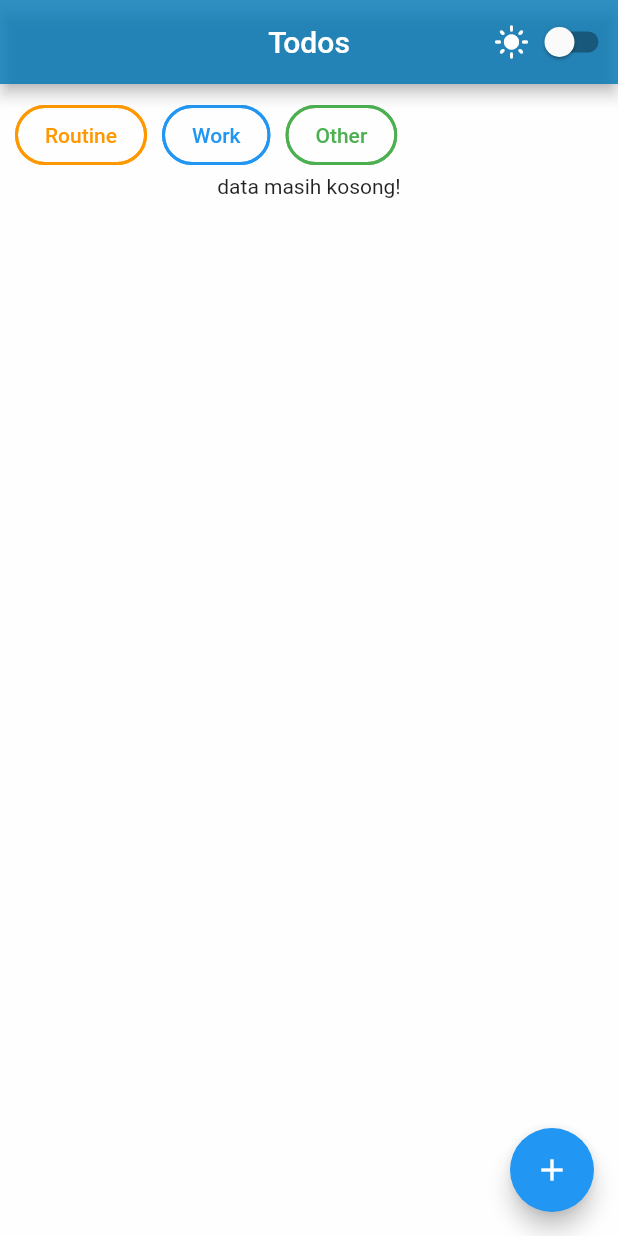
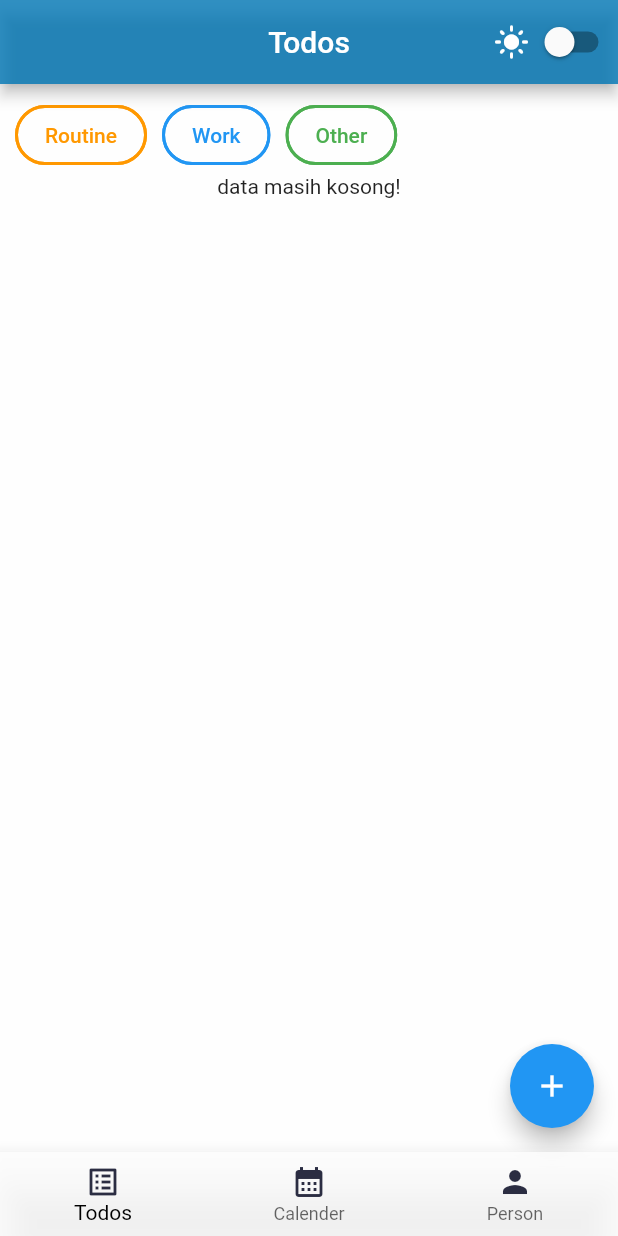
Before and after one commit to MhmmdSyahputra/TodoList-flutter, a Flutter app: the screen it shows after launch, on a phone screen of 412 x 824 dp. Run offline on Flutter 3.47's test engine with Material 2 defaults, Android fonts, the light colour scheme and no system bars; our stand-ins replace date_time_picker.

Commit message:
bottom navigation and theme bottom

```diff
--- a/lib/GlobalFunction.dart
+++ b/lib/GlobalFunction.dart
@@ -15,3 +15,11 @@
     return Color(0xcc0077b6);
   }
 }
+
+Color MyThemeBottom(bool valTheme) {
+  if (valTheme) {
+    return Color(0xff2b2d42);
+  } else {
+    return Color(0xccFFFFFF);
+  }
+}
--- a/lib/main.dart
+++ b/lib/main.dart
@@ -2,6 +2,7 @@ import 'package:flutter/material.dart';
 import 'package:todo_sort/provider/providerTheme.dart';
 import 'package:todo_sort/provider/providersTodos.dart';
 import 'package:provider/provider.dart';
+import 'package:todo_sort/views/MainMenuBottom.dart';
 import 'package:todo_sort/views/MainTodo.dart';
 import 'package:todo_sort/views/newTodo.dart';
 import 'package:todo_sort/widget/cardTodo.dart';
@@ -32,6 +33,6 @@ class MyApp extends StatelessWidget {
             theme: ThemeData(
               primaryColor: Color(0xFF4E37A9),
             ),
-            home: const TodoListScreen()));
+            home: const BottomNavMain()));
   }
 }
--- /dev/null
+++ b/lib/views/MainMenuBottom.dart
@@ -0,0 +1,110 @@
+import 'package:flutter/material.dart';
+import 'package:provider/provider.dart';
+import 'package:todo_sort/views/MainTodo.dart';
+
+import '../GlobalFunction.dart';
+import '../provider/providerTheme.dart';
+
+class BottomNavMain extends StatefulWidget {
+  const BottomNavMain({super.key});
+
+  @override
+  State<BottomNavMain> createState() => _BottomNavMainState();
+}
+
+class _BottomNavMainState extends State<BottomNavMain> {
+  int _selectedIndex = 0;
+  static const List<Widget> _widgetOptions = <Widget>[
+    Text('Todos'),
+    Text('Calender'),
+    Text('Profil'),
+  ];
+
+  void _onItemTapped(int index) {
+    setState(() {
+      _selectedIndex = index;
+    });
+  }
+
+  @override
+  Widget build(BuildContext context) {
+    final provThemeMode = Provider.of<ThemeProvider>(context).enableDarkMode;
+    final prov = Provider.of<ThemeProvider>(context);
+
+    Widget body = _widgetOptions.elementAt(_selectedIndex);
+    switch (_selectedIndex) {
+      case 0:
+        body = TodoListScreen();
+        break;
+      case 1:
+        // body = ;
+        break;
+      case 2:
+        // body = ;
+        break;
+    }
+
+    return MaterialApp(
+      debugShowCheckedModeBanner: false,
+      home: Scaffold(
+        appBar: AppBar(
+          title: Text('Todos'),
+          centerTitle: true,
+          backgroundColor: MyThemeHead(provThemeMode),
+          actions: [
+            provThemeMode ? Icon(Icons.dark_mode) : Icon(Icons.light_mode),
+            Switch(
+              value: provThemeMode,
+              activeColor: Colors.cyan,
+              onChanged: (bool value) {
+                setState(() {
+                  prov.SetBrightness(value);
+                });
+              },
+            )
+          ],
+        ),
+        body: body,
+        bottomNavigationBar: BottomNavigationBar(
+          backgroundColor: MyThemeBottom(provThemeMode),
+          elevation: 10,
+          items: <BottomNavigationBarItem>[
+            BottomNavigationBarItem(
+              icon: Icon(
+                Icons.list_alt_outlined,
+                color: MyTheme(!provThemeMode),
+              ),
+              label: 'Todos',
+            ),
+            BottomNavigationBarItem(
+              icon: Icon(
+                Icons.calendar_month,
+                color: MyTheme(!provThemeMode),
+              ),
+              label: 'Calender',
+            ),
+            BottomNavigationBarItem(
+              icon: Icon(
+                Icons.person,
+                color: MyTheme(!provThemeMode),
+              ),
+              label: 'Person',
+            ),
+          ],
+          currentIndex: _selectedIndex,
+          onTap: _onItemTapped,
+          selectedItemColor:
+              Colors.black, // ubah warna ikon yang dipilih menjadi hitam
+          unselectedItemColor: Colors.black.withOpacity(
+              0.6), // ubah warna ikon yang tidak dipilih menjadi hitam transparan
+        ),
+      ),
+    );
+  }
+}
+
+enum MenuItem {
+  Profil,
+  Pengaturan,
+  Logout,
+}
--- a/lib/views/MainTodo.dart
+++ b/lib/views/MainTodo.dart
@@ -26,23 +26,6 @@ class _TodoListScreenState extends State<TodoListScreen> {
   Widget build(BuildContext context) {
     final prov = Provider.of<ThemeProvider>(context);
     return Scaffold(
-      appBar: AppBar(
-        title: Text('Todos'),
-        centerTitle: true,
-        backgroundColor: MyThemeHead(prov.enableDarkMode),
-        actions: [
-          prov.enableDarkMode ? Icon(Icons.dark_mode) : Icon(Icons.light_mode),
-          Switch(
-            value: prov.enableDarkMode,
-            activeColor: Colors.cyan,
-            onChanged: (bool value) {
-              setState(() {
-                prov.SetBrightness(value);
-              });
-            },
-          )
-        ],
-      ),
       body: Consumer<TodoProvider>(builder: (
         context,
         TodoProvider,
```
